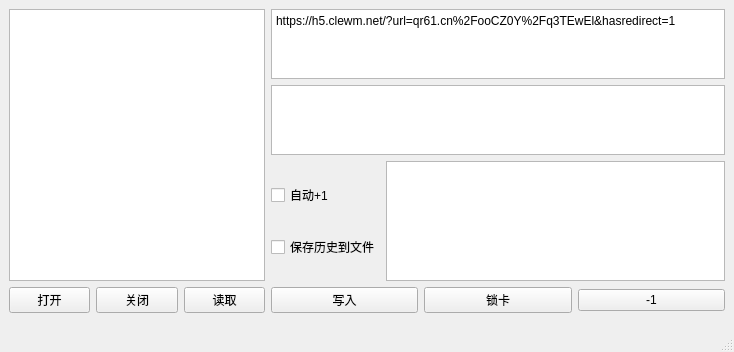
Before: the Qt Designer form upper_computer/vs_py_nfc_upper_computer/untitled.ui in diqiu114/Working-accumulation-code, drawn with Qt 5.
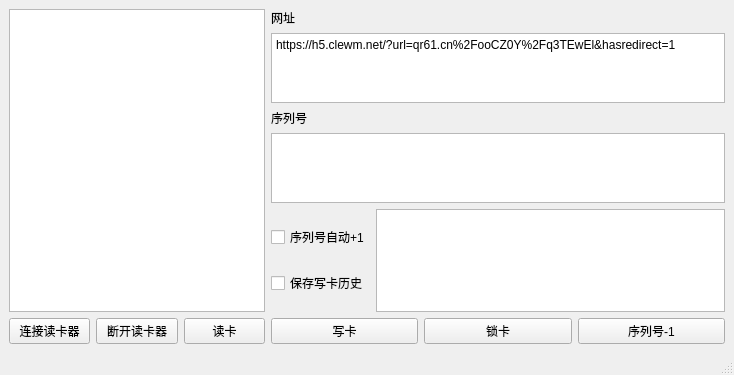
After: the same form once the commit is applied.

What changed in the file:
```diff
--- a/upper_computer/vs_py_nfc_upper_computer/untitled.ui
+++ b/upper_computer/vs_py_nfc_upper_computer/untitled.ui
@@ -7,7 +7,7 @@
     <x>0</x>
     <y>0</y>
     <width>734</width>
-    <height>352</height>
+    <height>375</height>
    </rect>
   </property>
   <property name="windowTitle">
@@ -47,21 +47,21 @@
           <item>
            <widget class="QPushButton" name="open_button">
             <property name="text">
-             <string>打开</string>
+             <string>连接读卡器</string>
             </property>
            </widget>
           </item>
           <item>
            <widget class="QPushButton" name="close_button">
             <property name="text">
-             <string>关闭</string>
+             <string>断开读卡器</string>
             </property>
            </widget>
           </item>
           <item>
            <widget class="QPushButton" name="read_button">
             <property name="text">
-             <string>读取</string>
+             <string>读卡</string>
             </property>
            </widget>
           </item>
@@ -72,7 +72,14 @@
       <item row="0" column="1">
        <layout class="QVBoxLayout" name="verticalLayout_2">
         <item>
-         <widget class="QPlainTextEdit" name="write_url_widegt">
+         <widget class="QLabel" name="label">
+          <property name="text">
+           <string>网址</string>
+          </property>
+         </widget>
+        </item>
+        <item>
+         <widget class="QTextEdit" name="write_url_widegt">
           <property name="maximumSize">
            <size>
             <width>16777215</width>
@@ -82,8 +89,22 @@
           <property name="accessibleName">
            <string/>
           </property>
-          <property name="plainText">
-           <string>https://h5.clewm.net/?url=qr61.cn%2FooCZ0Y%2Fq3TEwEl&amp;hasredirect=1</string>
+          <property name="html">
+           <string>&lt;!DOCTYPE HTML PUBLIC &quot;-//W3C//DTD HTML 4.0//EN&quot; &quot;http://www.w3.org/TR/REC-html40/strict.dtd&quot;&gt;
+&lt;html&gt;&lt;head&gt;&lt;meta name=&quot;qrichtext&quot; content=&quot;1&quot; /&gt;&lt;meta charset=&quot;utf-8&quot; /&gt;&lt;style type=&quot;text/css&quot;&gt;
+p, li { white-space: pre-wrap; }
+hr { height: 1px; border-width: 0; }
+li.unchecked::marker { content: &quot;\2610&quot;; }
+li.checked::marker { content: &quot;\2612&quot;; }
+&lt;/style&gt;&lt;/head&gt;&lt;body style=&quot; font-family:'Microsoft YaHei UI'; font-size:9pt; font-weight:400; font-style:normal;&quot;&gt;
+&lt;p style=&quot; margin-top:0px; margin-bottom:0px; margin-left:0px; margin-right:0px; -qt-block-indent:0; text-indent:0px;&quot;&gt;https://h5.clewm.net/?url=qr61.cn%2FooCZ0Y%2Fq3TEwEl&amp;amp;hasredirect=1&lt;/p&gt;&lt;/body&gt;&lt;/html&gt;</string>
+          </property>
+         </widget>
+        </item>
+        <item>
+         <widget class="QLabel" name="label_2">
+          <property name="text">
+           <string>序列号</string>
           </property>
          </widget>
         </item>
@@ -104,14 +125,14 @@
             <item>
              <widget class="QCheckBox" name="auto_add_check_box">
               <property name="text">
-               <string>自动+1</string>
+               <string>序列号自动+1</string>
               </property>
              </widget>
             </item>
             <item>
              <widget class="QCheckBox" name="save_histry_file_check_box">
               <property name="text">
-               <string>保存历史到文件</string>
+               <string>保存写卡历史</string>
               </property>
              </widget>
             </item>
@@ -127,7 +148,7 @@
           <item>
            <widget class="QPushButton" name="write_button">
             <property name="text">
-             <string>写入</string>
+             <string>写卡</string>
             </property>
            </widget>
           </item>
@@ -141,7 +162,7 @@
           <item>
            <widget class="QPushButton" name="less_button">
             <property name="text">
-             <string>-1</string>
+             <string>序列号-1</string>
             </property>
            </widget>
           </item>
```
